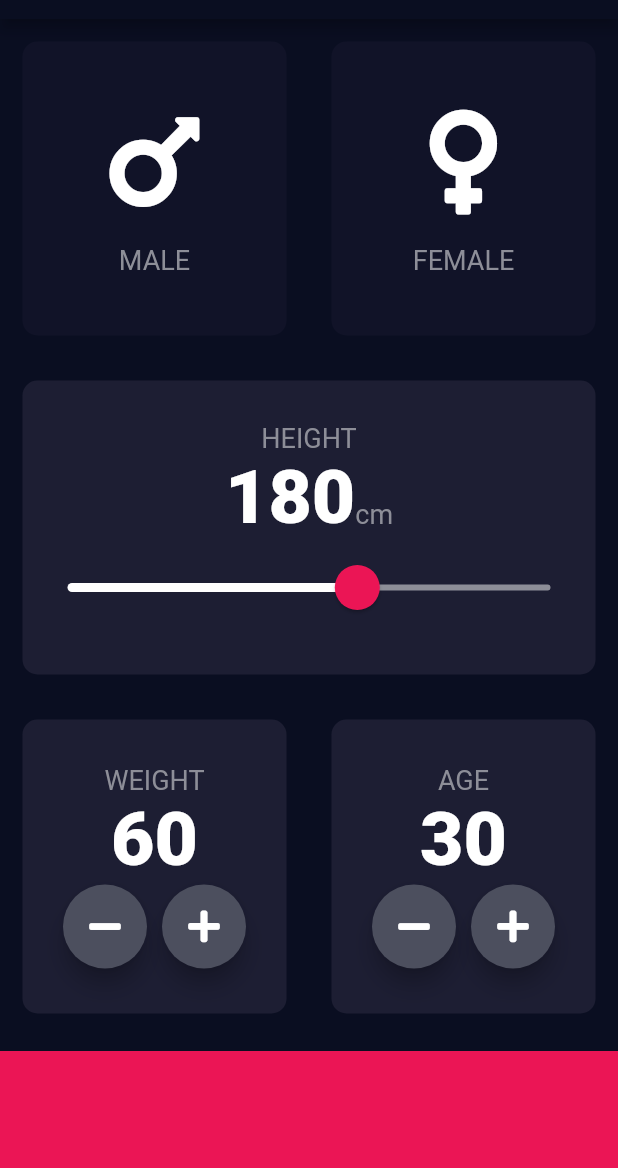
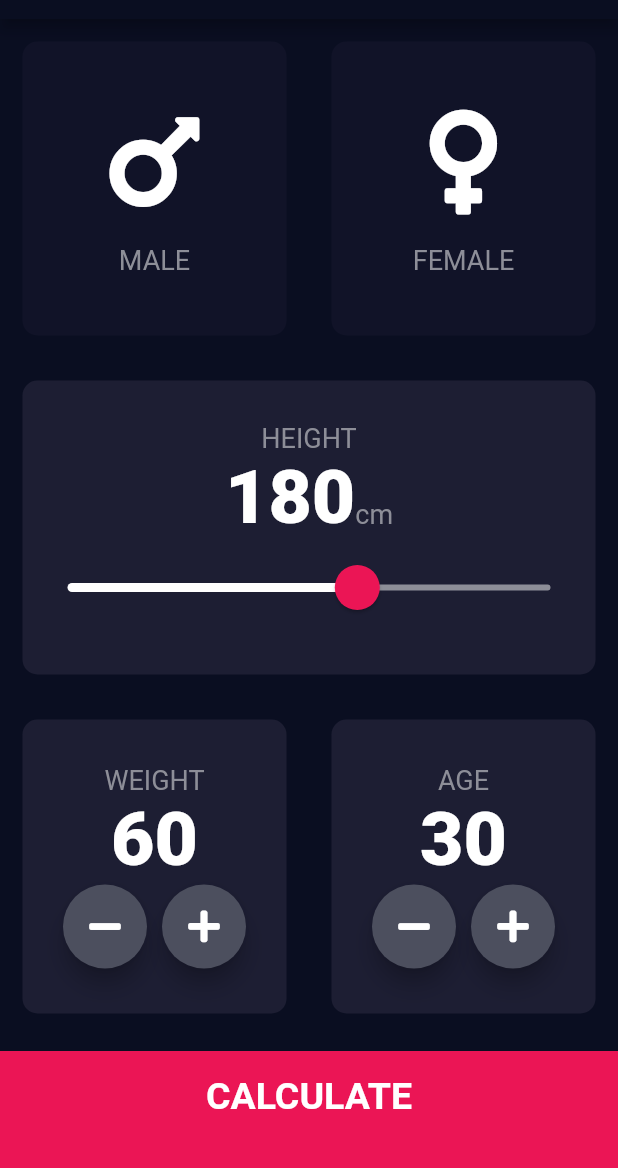
Before and after one commit to hb57786/bmi-calculator-flutter-master, a Flutter app: the screen it shows after launch, on a phone screen of 412 x 824 dp, the part 65-1233 px from its top. Run offline on Flutter 3.47's test engine with Material 2 defaults, Android fonts, the phone set to English and light mode, and no system bars; our stand-ins replace font_awesome_flutter.

Commit message:
Adding Multi-Screen Routes and Designing the Result Page

```diff
--- /dev/null
+++ b/lib/components/bottom_button.dart
@@ -0,0 +1,29 @@
+import 'package:flutter/material.dart';
+import 'package:bmi_calculator/contants.dart';
+
+class BottomButtom extends StatelessWidget {
+  BottomButtom({@required this.onTap, @required this.buttonTitle});
+
+  final Function onTap;
+  final String buttonTitle;
+
+  @override
+  Widget build(BuildContext context) {
+    return GestureDetector(
+      onTap: onTap,
+      child: Container(
+        child: Center(
+          child: Text(
+            buttonTitle,
+            style: kLargeButtomStyle,
+          ),
+        ),
+        color: kBottomContainerColor,
+        margin: EdgeInsets.only(top: 10.0),
+        padding: EdgeInsets.only(bottom: 20.0),
+        width: double.infinity,
+        height: kBottomContainerHeight,
+      ),
+    );
+  }
+}
--- a/lib/icon_content.dart
+++ b/lib/components/icon_content.dart
@@ -1,5 +1,5 @@
 import 'package:flutter/material.dart';
-import 'contants.dart';
+import '../contants.dart';
 
 class IconContent extends StatelessWidget {
   IconContent({this.icon, this.label});
--- a/lib/reusable_card.dart
+++ b/lib/components/reusable_card.dart
@@ -1,7 +1,7 @@
 import 'package:flutter/material.dart';
 
-class ResusableCard extends StatelessWidget {
-  ResusableCard({@required this.colour, this.cardChild, this.onPress});
+class ReusableCard extends StatelessWidget {
+  ReusableCard({@required this.colour, this.cardChild, this.onPress});
 
   final Color colour;
   final Widget cardChild;
--- /dev/null
+++ b/lib/components/round_icon_button.dart
@@ -0,0 +1,23 @@
+import 'package:flutter/material.dart';
+
+class RoundIconButton extends StatelessWidget {
+  RoundIconButton({@required this.icon, @required this.onPressed});
+
+  final IconData icon;
+  final Function onPressed;
+
+  @override
+  Widget build(BuildContext context) {
+    return RawMaterialButton(
+      child: Icon(icon),
+      onPressed: onPressed,
+      elevation: 6.0,
+      constraints: BoxConstraints.tightFor(
+        width: 56.0,
+        height: 56.0,
+      ),
+      shape: CircleBorder(),
+      fillColor: Color(0xFF4C4F5E),
+    );
+  }
+}
--- a/lib/main.dart
+++ b/lib/main.dart
@@ -1,5 +1,5 @@
 import 'package:flutter/material.dart';
-import 'input_page.dart';
+import 'screens/input_page.dart';
 
 void main() => runApp(BMICalculator());
 
--- a/lib/input_page.dart
+++ b/lib/screens/input_page.dart
@@ -1,8 +1,11 @@
 import 'package:flutter/material.dart';
 import 'package:font_awesome_flutter/font_awesome_flutter.dart';
-import 'icon_content.dart';
-import 'reusable_card.dart';
-import 'contants.dart';
+import 'package:bmi_calculator/components/icon_content.dart';
+import 'package:bmi_calculator/components/reusable_card.dart';
+import 'package:bmi_calculator/contants.dart';
+import 'package:bmi_calculator/screens/results_page.dart';
+import 'package:bmi_calculator/components/bottom_button.dart';
+import 'package:bmi_calculator/components/round_icon_button.dart';
 
 enum Gender {
   male,
@@ -33,7 +36,7 @@ class _InputPageState extends State<InputPage> {
               child: Row(
             children: [
               Expanded(
-                child: ResusableCard(
+                child: ReusableCard(
                   onPress: () {
                     setState(() {
                       selectedGender = Gender.male;
@@ -49,7 +52,7 @@ class _InputPageState extends State<InputPage> {
                 ),
               ),
               Expanded(
-                child: ResusableCard(
+                child: ReusableCard(
                   onPress: () {
                     setState(() {
                       selectedGender = Gender.female;
@@ -67,7 +70,7 @@ class _InputPageState extends State<InputPage> {
             ],
           )),
           Expanded(
-            child: ResusableCard(
+            child: ReusableCard(
               colour: kActiveCardColour,
               cardChild: Column(
                 mainAxisAlignment: MainAxisAlignment.center,
@@ -121,7 +124,7 @@ class _InputPageState extends State<InputPage> {
               child: Row(
             children: [
               Expanded(
-                child: ResusableCard(
+                child: ReusableCard(
                   colour: kActiveCardColour,
                   cardChild: Column(
                     mainAxisAlignment: MainAxisAlignment.center,
@@ -163,7 +166,7 @@ class _InputPageState extends State<InputPage> {
                 ),
               ),
               Expanded(
-                child: ResusableCard(
+                child: ReusableCard(
                   colour: kActiveCardColour,
                   cardChild: Column(
                     mainAxisAlignment: MainAxisAlignment.center,
@@ -206,36 +209,15 @@ class _InputPageState extends State<InputPage> {
               ),
             ],
           )),
-          Container(
-            color: kBottomContainerColor,
-            margin: EdgeInsets.only(top: 10.0),
-            width: double.infinity,
-            height: kBottomContainerHeight,
+          BottomButtom(
+            buttonTitle: 'CALCULATE',
+            onTap: () {
+              Navigator.push(context,
+                  MaterialPageRoute(builder: (context) => ResultsPage()));
+            },
           ),
         ],
       ),
     );
   }
 }
-
-class RoundIconButton extends StatelessWidget {
-  RoundIconButton({@required this.icon, @required this.onPressed});
-
-  final IconData icon;
-  final Function onPressed;
-
-  @override
-  Widget build(BuildContext context) {
-    return RawMaterialButton(
-      child: Icon(icon),
-      onPressed: onPressed,
-      elevation: 6.0,
-      constraints: BoxConstraints.tightFor(
-        width: 56.0,
-        height: 56.0,
-      ),
-      shape: CircleBorder(),
-      fillColor: Color(0xFF4C4F5E),
-    );
-  }
-}
```
Also changed, not shown: lib/contants.dart (+25 -0 lines), lib/screens/results_page.dart (added, +62 -0 lines).
